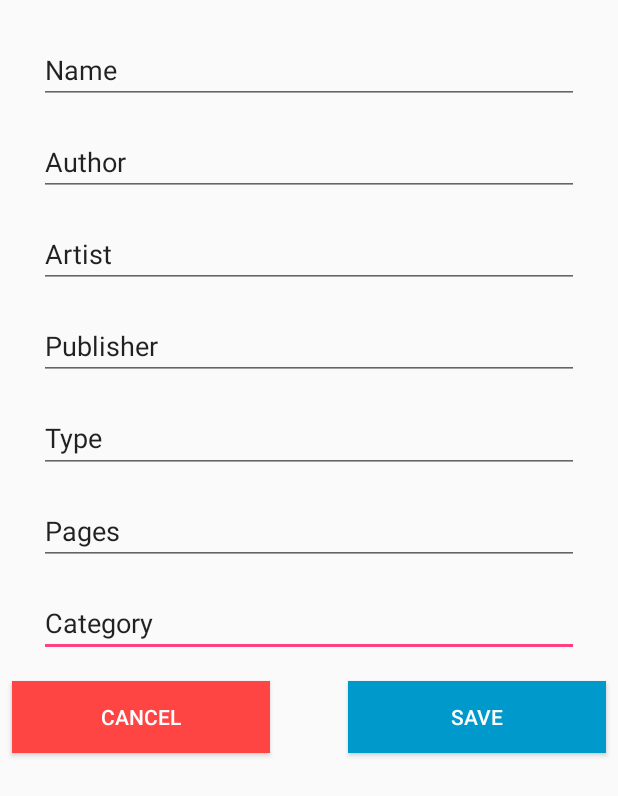
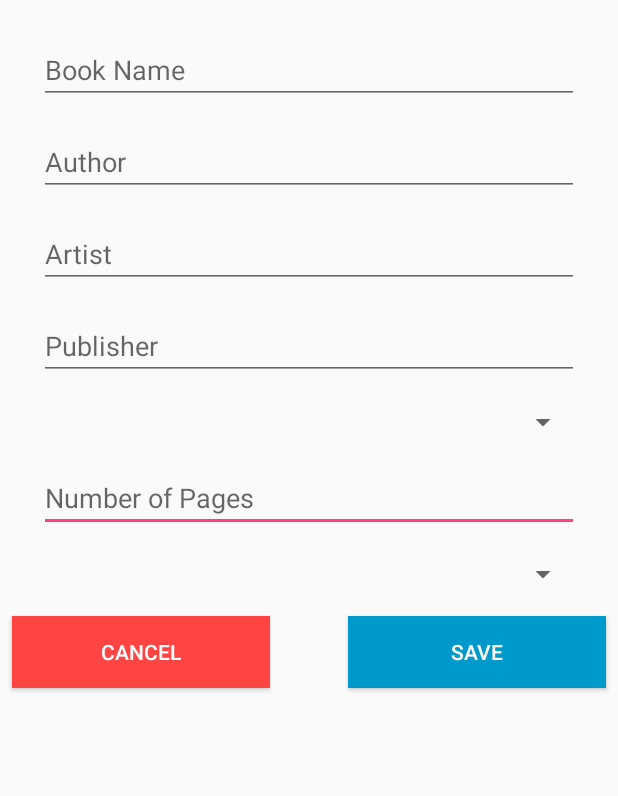
Before and after one commit to pedrohff/ReadingTime, an Android app: the layout activity_new_book.xml on its own in the app's theme, with its tools: preview values and no code run, on a phone screen of 412 x 824 dp. Shown: the top 796 px of the screen. Run offline under Robolectric (Android 15) with nearby library versions, the phone set to English and light mode, and no system bars.

Commit message:
Testing data binding

```diff
--- a/app/src/main/java/com/example/pedro/readingtime/model/Book.kt
+++ b/app/src/main/java/com/example/pedro/readingtime/model/Book.kt
@@ -3,4 +3,4 @@ package com.example.pedro.readingtime.model
 /**
  * Created by pedro on 26/12/17.
  */
-data class Book(var id:String, var name:String, var author:String, var artist:String, var publisher:String, var type:Char, var pages:Int, var category:Char)
+data class Book(var id:String="", var name:String="", var author:String="", var artist:String?=null, var publisher:String="", var type:String="", var pages:Int=0, var category:String="")
--- a/app/src/main/res/layout/activity_new_book.xml
+++ b/app/src/main/res/layout/activity_new_book.xml
@@ -1,22 +1,15 @@
 <?xml version="1.0" encoding="utf-8"?>
-<android.support.constraint.ConstraintLayout xmlns:android="http://schemas.android.com/apk/res/android"
-    xmlns:app="http://schemas.android.com/apk/res-auto"
+<layout xmlns:app="http://schemas.android.com/apk/res-auto"
     xmlns:tools="http://schemas.android.com/tools"
+    xmlns:android="http://schemas.android.com/apk/res/android">
+
+    <data>
+        <variable name="book" type="com.example.pedro.readingtime.model.Book"/>
+    </data>
+    <android.support.constraint.ConstraintLayout
         android:layout_width="match_parent"
         android:layout_height="match_parent"
         tools:context="com.example.pedro.readingtime.view.NewBookActivity">
-
-    <EditText
-        android:id="@+id/etCategory"
-        android:layout_width="360dp"
-        android:layout_height="wrap_content"
-        android:layout_marginTop="16dp"
-        android:ems="10"
-        android:inputType="textPersonName"
-        android:text="Category"
-        app:layout_constraintLeft_toLeftOf="parent"
-        app:layout_constraintRight_toRightOf="parent"
-        app:layout_constraintTop_toBottomOf="@+id/etPages" />
 
         <EditText
             android:id="@+id/etPages"
@@ -25,22 +18,11 @@
             android:layout_marginTop="16dp"
             android:ems="10"
             android:inputType="numberDecimal"
-        android:text="Pages"
+            android:hint="Number of Pages"
+            android:text="@={``+book.pages}"
             app:layout_constraintLeft_toLeftOf="parent"
             app:layout_constraintRight_toRightOf="parent"
-        app:layout_constraintTop_toBottomOf="@+id/etType" />
-
-    <EditText
-        android:id="@+id/etType"
-        android:layout_width="360dp"
-        android:layout_height="46dp"
-        android:layout_marginTop="16dp"
-        android:ems="10"
-        android:inputType="textPersonName"
-        android:text="Type"
-        app:layout_constraintLeft_toLeftOf="parent"
-        app:layout_constraintRight_toRightOf="parent"
-        app:layout_constraintTop_toBottomOf="@+id/etPublisher" />
+            app:layout_constraintTop_toBottomOf="@+id/spType" />
 
 
         <EditText
@@ -52,7 +34,8 @@
             android:layout_marginTop="24dp"
             android:ems="10"
             android:inputType="textPersonName"
-        android:text="Name"
+            android:hint="Book Name"
+            android:text="@={book.name}"
             app:layout_constraintEnd_toEndOf="parent"
             app:layout_constraintLeft_toLeftOf="parent"
             app:layout_constraintRight_toRightOf="parent"
@@ -66,7 +49,8 @@
             android:layout_marginTop="16dp"
             android:ems="10"
             android:inputType="textPersonName"
-        android:text="Artist"
+            android:hint="Artist"
+            android:text="@={book.artist}"
             app:layout_constraintLeft_toLeftOf="parent"
             app:layout_constraintRight_toRightOf="parent"
             app:layout_constraintTop_toBottomOf="@+id/etAuthor" />
@@ -78,7 +62,8 @@
             android:layout_marginTop="16dp"
             android:ems="10"
             android:inputType="textPersonName"
-        android:text="Publisher"
+            android:text="@={book.publisher}"
+            android:hint="Publisher"
             app:layout_constraintLeft_toLeftOf="parent"
             app:layout_constraintRight_toRightOf="parent"
             app:layout_constraintTop_toBottomOf="@+id/etArtist" />
@@ -92,7 +77,8 @@
             android:layout_marginTop="16dp"
             android:ems="10"
             android:inputType="textPersonName"
-        android:text="Author"
+            android:hint="Author"
+            android:text="@={book.author}"
             app:layout_constraintEnd_toEndOf="parent"
             app:layout_constraintStart_toStartOf="parent"
             app:layout_constraintTop_toBottomOf="@+id/etName" />
@@ -107,7 +93,7 @@
             android:text="Save"
             android:textColor="@android:color/background_light"
             app:layout_constraintEnd_toEndOf="parent"
-        app:layout_constraintTop_toBottomOf="@+id/etCategory"
+            app:layout_constraintTop_toBottomOf="@+id/spCategory"
             android:layout_marginRight="8dp" />
 
         <Button
@@ -120,7 +106,30 @@
             android:text="Cancel"
             android:textColor="@android:color/background_light"
             app:layout_constraintStart_toStartOf="parent"
-        app:layout_constraintTop_toBottomOf="@+id/etCategory"
+            app:layout_constraintTop_toBottomOf="@+id/spCategory"
             android:layout_marginLeft="8dp" />
 
+        <Spinner
+            android:id="@+id/spType"
+            android:layout_width="360dp"
+            android:layout_height="wrap_content"
+            android:layout_marginEnd="8dp"
+            android:layout_marginStart="8dp"
+            android:layout_marginTop="16dp"
+            app:layout_constraintEnd_toEndOf="parent"
+            app:layout_constraintStart_toStartOf="parent"
+            app:layout_constraintTop_toBottomOf="@+id/etPublisher" />
+
+        <Spinner
+            android:id="@+id/spCategory"
+            android:layout_width="360dp"
+            android:layout_height="wrap_content"
+            android:layout_marginEnd="8dp"
+            android:layout_marginStart="8dp"
+            android:layout_marginTop="16dp"
+            app:layout_constraintEnd_toEndOf="parent"
+            app:layout_constraintStart_toStartOf="parent"
+            app:layout_constraintTop_toBottomOf="@+id/etPages" />
+
     </android.support.constraint.ConstraintLayout>
+</layout>
```
Also changed, not shown: app/build.gradle (+7 -0 lines), app/src/main/java/com/example/pedro/readingtime/presenter/NewBookPresenter.kt (added, +8 -0 lines), app/src/main/java/com/example/pedro/readingtime/view/MainActivity.kt (+7 -0 lines), app/src/main/java/com/example/pedro/readingtime/view/NewBookActivity.kt (+59 -1 lines), app/src/main/res/layout/activity_main.xml (+8 -0 lines). Lines whose indentation alone changed are shown as unchanged.
